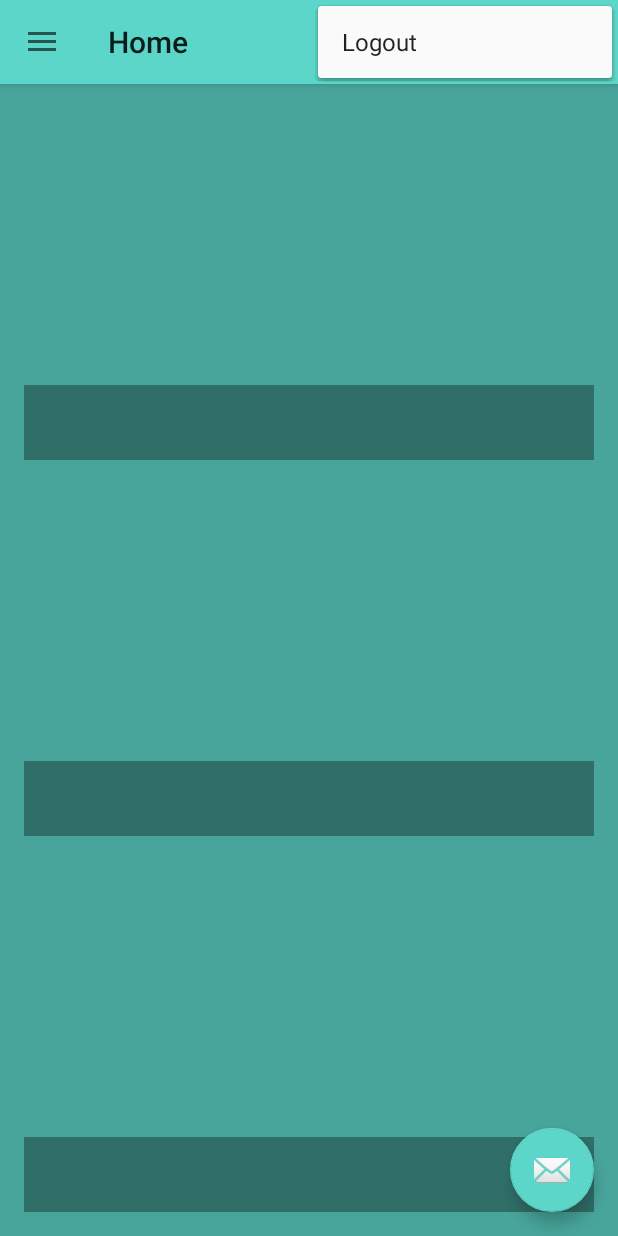
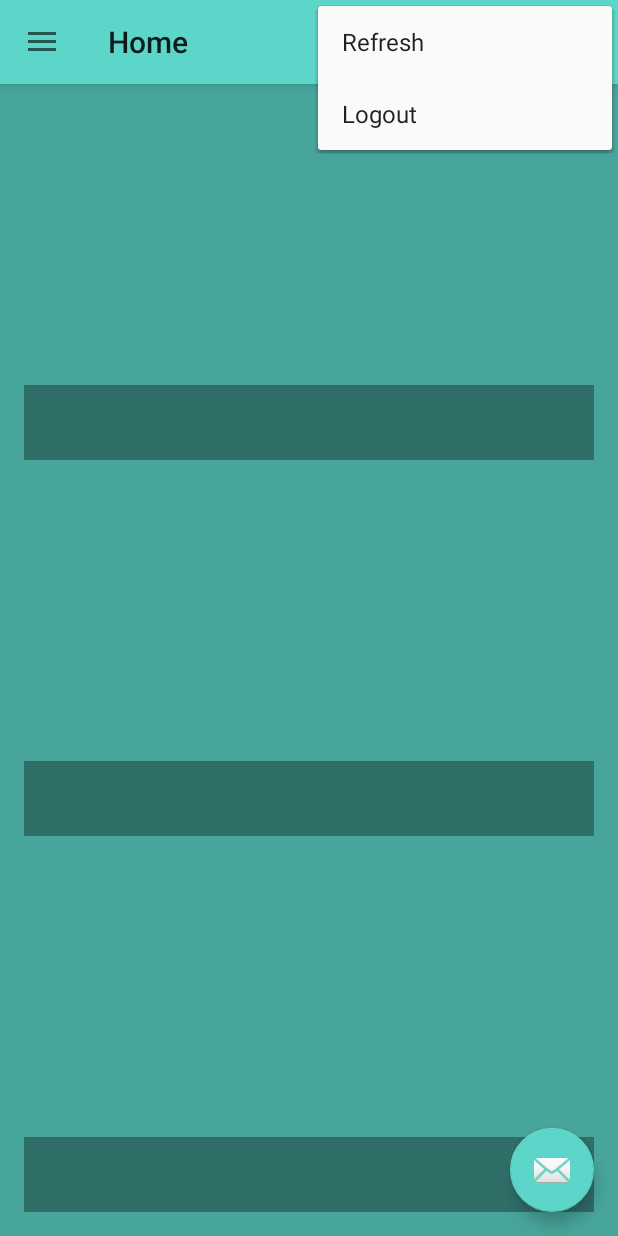
Before and after one commit to self-ignition/Mobile-Application, an Android app: the HomeFragment screen opened directly, with no data from a screen before it, with the options menu open, on a phone screen of 412 x 824 dp. Run offline under Robolectric (Android 15) with nearby library versions, the phone set to English and light mode, and no system bars; our stand-ins replace Volley; libraries missing offline, so code that uses them is left out: dmax.dialog; network calls fail; pictures from the network do not load; 2 statements that could not run were skipped.

Commit message:
Refresh and logout buttons are working. Images on the home screen no longer appear stretched.

```diff
--- a/Android/app/src/main/java/comself_ignition/httpsgithub/meetneat/activity/MainActivity.java
+++ b/Android/app/src/main/java/comself_ignition/httpsgithub/meetneat/activity/MainActivity.java
@@ -30,6 +30,8 @@ import comself_ignition.httpsgithub.meetneat.activity.LoginActivity;
 import comself_ignition.httpsgithub.meetneat.other.ServerRequests;
 import comself_ignition.httpsgithub.meetneat.other.VolleyCallback;
 
+import static android.R.attr.fragment;
+
 
 public class MainActivity extends AppCompatActivity implements VolleyCallback{
 
@@ -43,8 +45,8 @@ public class MainActivity extends AppCompatActivity implements VolleyCallback{
 
     // urls to load navigation header background image
     // and profile image
-    private static final String urlNavHeaderBg = "http://static6.tellymixcdn.com/wp-content/blogs.dir/1/files/2016/09/susan-boyle.jpg";
-    private static final String urlProfileImg = "http://static6.tellymixcdn.com/wp-content/blogs.dir/1/files/2016/09/susan-boyle.jpg";
+    private static final String urlNavHeaderBg = "http://i.imgur.com/AMf9X7E.jpg";
+    private static final String urlProfileImg = "https://upload.wikimedia.org/wikipedia/commons/7/7c/Profile_avatar_placeholder_large.png";
 
     // index to identify current nav menu item
     public static int navItemIndex = 0;
@@ -347,18 +349,17 @@ public class MainActivity extends AppCompatActivity implements VolleyCallback{
 
     @Override
     public boolean onOptionsItemSelected(MenuItem item) {
-        // Handle action bar item clicks here. The action bar will
-        // automatically handle clicks on the Home/Up button, so long
-        // as you specify a parent activity in AndroidManifest.xml.
-        int id = item.getItemId();
 
-        //noinspection SimplifiableIfStatement
-        if (id == R.id.action_logout) {
-            Toast.makeText(getApplicationContext(), "Logout user!", Toast.LENGTH_LONG).show();
-            return true;
+        switch (item.getItemId())
+        {
+            case R.id.action_logout:
+                Toast.makeText(getApplicationContext(), "Logged out", Toast.LENGTH_LONG).show();
+                Intent intent = new Intent(this, LoginActivity.class);
+                startActivity(intent);
+                return true;
+            default:
+                return super.onOptionsItemSelected(item);
         }
-
-        return super.onOptionsItemSelected(item);
     }
 
     // show or hide the fab
--- a/Android/app/src/main/java/comself_ignition/httpsgithub/meetneat/activity/SearchResultsActivity.java
+++ b/Android/app/src/main/java/comself_ignition/httpsgithub/meetneat/activity/SearchResultsActivity.java
@@ -60,9 +60,6 @@ public class SearchResultsActivity extends AppCompatActivity implements SearchRe
         MenuInflater inflater = this.getMenuInflater();
         inflater.inflate(R.menu.options_menu, menu);
 
-
-        MenuItem item = menu.findItem(R.id.refresh);
-        item.setVisible(false);
 
         MenuItem searchViewItem = menu.findItem(R.id.search);
         final SearchView searchViewAndroidActionBar = (SearchView) MenuItemCompat.getActionView(searchViewItem);
--- a/Android/app/src/main/java/comself_ignition/httpsgithub/meetneat/activity/SignUpActivity.java
+++ b/Android/app/src/main/java/comself_ignition/httpsgithub/meetneat/activity/SignUpActivity.java
@@ -26,7 +26,6 @@ public class SignUpActivity extends AppCompatActivity {
     protected void onCreate(Bundle savedInstanceState) {
         super.onCreate(savedInstanceState);
         setContentView(R.layout.activity_sign_up);
-        getSupportActionBar().hide();
 
         username = (EditText) findViewById(R.id.input_name);
         email = (EditText) findViewById(R.id.input_email);
--- a/Android/app/src/main/res/layout/activity_recipe.xml
+++ b/Android/app/src/main/res/layout/activity_recipe.xml
@@ -3,7 +3,8 @@
     android:id="@+id/drawer_layout"
     android:layout_width="match_parent"
     android:layout_height="match_parent"
-    android:fitsSystemWindows="true">
+    android:fitsSystemWindows="true"
+    android:background="@color/colorPrimaryDark">
 
     <RelativeLayout xmlns:android="http://schemas.android.com/apk/res/android"
         android:id="@+id/activity_recipe"
--- a/Android/app/src/main/res/menu/main.xml
+++ b/Android/app/src/main/res/menu/main.xml
@@ -3,7 +3,13 @@
     xmlns:app="http://schemas.android.com/apk/res-auto">
     <item
         android:id="@+id/action_logout"
-        android:orderInCategory="100"
+        android:orderInCategory="2"
         android:title="@string/action_logout"
         app:showAsAction="never" />
+
+    <item
+        android:id="@+id/action_refresh"
+        android:orderInCategory="1"
+        android:title="Refresh"
+        app:showAsAction="never" />
 </menu>
--- a/Android/app/src/main/res/menu/options_menu.xml
+++ b/Android/app/src/main/res/menu/options_menu.xml
@@ -8,11 +8,4 @@
         app:actionViewClass="android.widget.SearchView"
         android:layout_gravity="end"/>
 
-    <item
-        android:id="@+id/refresh"
-        android:title="Refresh"
-        android:icon="@drawable/ic_action_refresh"
-        android:orderInCategory="1"
-        app:showAsAction="always" />
-
 </menu>
```
Also changed, not shown: Android/app/src/main/java/comself_ignition/httpsgithub/meetneat/fragment/HomeFragment.java (+18 -3 lines), Android/app/src/main/res/drawable/ic_action_refresh.png (deleted).
